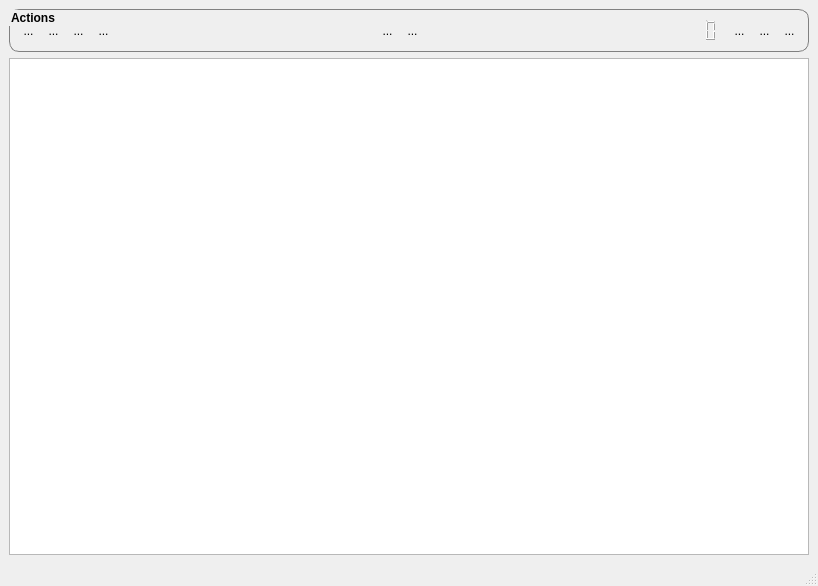
Old version of the form src/mainWindow.ui in the repository georgesk/scolasync.
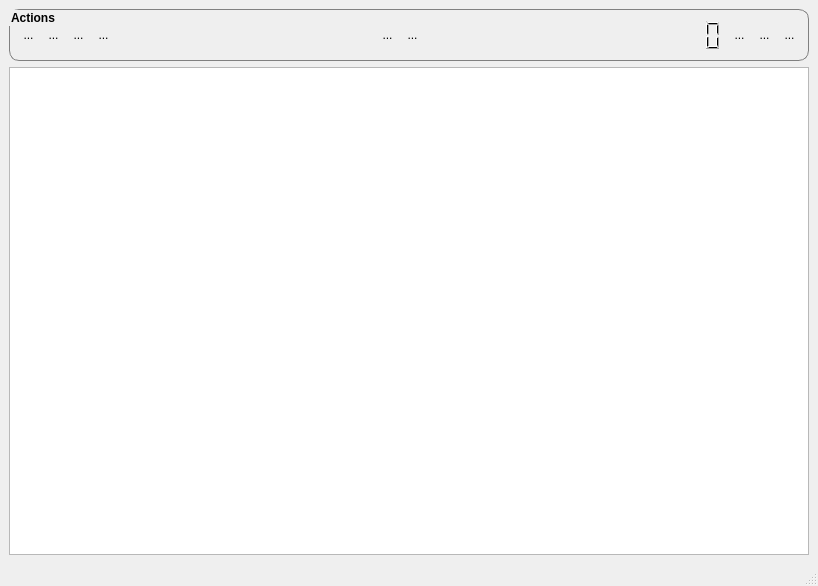
New version of the form. Icons and pictures are not drawn.

What changed in the file:
```diff
--- a/src/mainWindow.ui
+++ b/src/mainWindow.ui
@@ -56,8 +56,8 @@
          </property>
          <property name="iconSize">
           <size>
-           <width>48</width>
-           <height>48</height>
+           <width>32</width>
+           <height>32</height>
           </size>
          </property>
         </widget>
@@ -83,8 +83,8 @@
          </property>
          <property name="iconSize">
           <size>
-           <width>48</width>
-           <height>48</height>
+           <width>32</width>
+           <height>32</height>
           </size>
          </property>
         </widget>
@@ -110,8 +110,8 @@
          </property>
          <property name="iconSize">
           <size>
-           <width>48</width>
-           <height>48</height>
+           <width>32</width>
+           <height>32</height>
           </size>
          </property>
         </widget>
@@ -137,8 +137,8 @@
          </property>
          <property name="iconSize">
           <size>
-           <width>48</width>
-           <height>48</height>
+           <width>32</width>
+           <height>32</height>
           </size>
          </property>
         </widget>
@@ -177,8 +177,8 @@
          </property>
          <property name="iconSize">
           <size>
-           <width>48</width>
-           <height>48</height>
+           <width>32</width>
+           <height>32</height>
           </size>
          </property>
          <property name="checkable">
@@ -207,8 +207,8 @@
          </property>
          <property name="iconSize">
           <size>
-           <width>48</width>
-           <height>48</height>
+           <width>32</width>
+           <height>32</height>
           </size>
          </property>
         </widget>
@@ -228,6 +228,21 @@
        </item>
        <item>
         <widget class="QLCDNumber" name="lcdNumber">
+         <property name="enabled">
+          <bool>true</bool>
+         </property>
+         <property name="sizePolicy">
+          <sizepolicy hsizetype="Fixed" vsizetype="Fixed">
+           <horstretch>0</horstretch>
+           <verstretch>0</verstretch>
+          </sizepolicy>
+         </property>
+         <property name="minimumSize">
+          <size>
+           <width>32</width>
+           <height>32</height>
+          </size>
+         </property>
          <property name="toolTip">
           <string>Affiche le nombre de baladeurs connectés</string>
          </property>
@@ -238,7 +253,7 @@
           <string notr="true">border:0px; border-radius:0px; padding: 0px; font-weight:normal; color: black;
 padding:0px</string>
          </property>
-         <property name="numDigits">
+         <property name="digitCount">
           <number>2</number>
          </property>
          <property name="intValue" stdset="0">
@@ -267,8 +282,8 @@
          </property>
          <property name="iconSize">
           <size>
-           <width>48</width>
-           <height>48</height>
+           <width>32</width>
+           <height>32</height>
           </size>
          </property>
         </widget>
@@ -294,8 +309,8 @@
          </property>
          <property name="iconSize">
           <size>
-           <width>48</width>
-           <height>48</height>
+           <width>32</width>
+           <height>32</height>
           </size>
          </property>
         </widget>
@@ -321,8 +336,8 @@
          </property>
          <property name="iconSize">
           <size>
-           <width>48</width>
-           <height>48</height>
+           <width>32</width>
+           <height>32</height>
           </size>
          </property>
         </widget>
```
Left out of the diff: 20 changed lines with no effect on the pictures.
